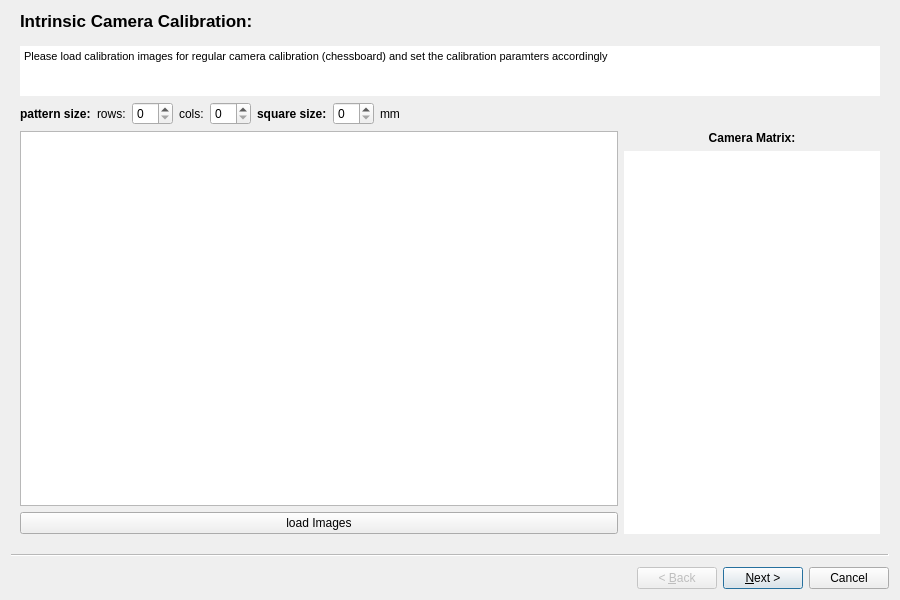
This is Qt/GUI/ConsoleUnfoldingGUI/CalibrationWizard.ui in LHulk/Bachelorarbeit as Qt 5 draws it before an edit. The edited form follows.
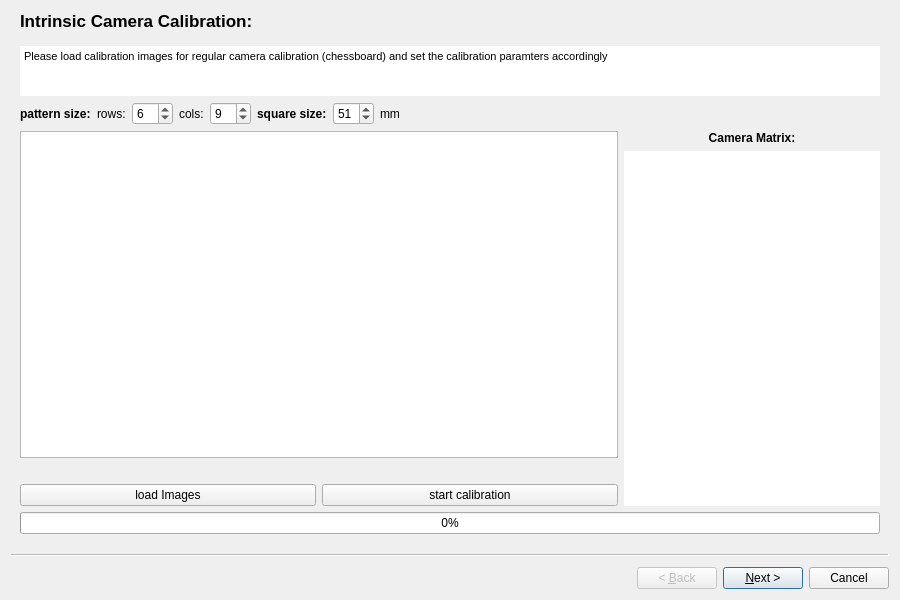
This is the edited form. Custom widgets are drawn as their Qt base class.

Commit message: added Calibration Class

Patch:
```diff
--- a/Qt/GUI/ConsoleUnfoldingGUI/CalibrationWizard.ui
+++ b/Qt/GUI/ConsoleUnfoldingGUI/CalibrationWizard.ui
@@ -103,7 +103,11 @@
        </widget>
       </item>
       <item>
-       <widget class="QSpinBox" name="spinBox"/>
+       <widget class="QSpinBox" name="spinPatternRows">
+        <property name="value">
+         <number>6</number>
+        </property>
+       </widget>
       </item>
       <item>
        <widget class="QLabel" name="label_2">
@@ -113,7 +117,11 @@
        </widget>
       </item>
       <item>
-       <widget class="QSpinBox" name="spinBox_2"/>
+       <widget class="QSpinBox" name="spinPatternCols">
+        <property name="value">
+         <number>9</number>
+        </property>
+       </widget>
       </item>
       <item>
        <widget class="QLabel" name="label_4">
@@ -129,7 +137,11 @@
        </widget>
       </item>
       <item>
-       <widget class="QSpinBox" name="spinBox_3"/>
+       <widget class="QSpinBox" name="spinPatternSquareSize">
+        <property name="value">
+         <number>51</number>
+        </property>
+       </widget>
       </item>
       <item>
        <widget class="QLabel" name="label_6">
@@ -164,12 +176,42 @@
          <widget class="QGraphicsView" name="graphicsView"/>
         </item>
         <item>
-         <widget class="QPushButton" name="pushButton">
+         <widget class="QLabel" name="label_intrinsic_status">
+          <property name="font">
+           <font>
+            <weight>75</weight>
+            <bold>true</bold>
+           </font>
+          </property>
+          <property name="styleSheet">
+           <string notr="true">color: red</string>
+          </property>
           <property name="text">
-           <string>load Images</string>
+           <string/>
           </property>
          </widget>
         </item>
+        <item>
+         <layout class="QHBoxLayout" name="horizontalLayout_7">
+          <property name="topMargin">
+           <number>0</number>
+          </property>
+          <item>
+           <widget class="QPushButton" name="buttonLoadIntrinsic">
+            <property name="text">
+             <string>load Images</string>
+            </property>
+           </widget>
+          </item>
+          <item>
+           <widget class="QPushButton" name="buttonStartIntrinsic">
+            <property name="text">
+             <string>start calibration</string>
+            </property>
+           </widget>
+          </item>
+         </layout>
+        </item>
        </layout>
       </item>
       <item>
@@ -213,6 +255,16 @@
       </item>
      </layout>
     </item>
+    <item>
+     <widget class="QProgressBar" name="progressIntrinsic">
+      <property name="value">
+       <number>0</number>
+      </property>
+      <property name="alignment">
+       <set>Qt::AlignCenter</set>
+      </property>
+     </widget>
+    </item>
    </layout>
   </widget>
   <widget class="QWizardPage" name="wizPage2">
@@ -226,6 +278,14 @@
    </property>
   </widget>
  </widget>
+ <customwidgets>
+  <customwidget>
+   <class>CustomWizardPage</class>
+   <extends>QWizardPage</extends>
+   <header location="global">CustomWizardPage.h</header>
+   <container>1</container>
+  </customwidget>
+ </customwidgets>
  <resources/>
  <connections/>
 </ui>
```
Left out of the diff: 397 changed lines with no effect on the pictures. The commit also changes 13 other files.
